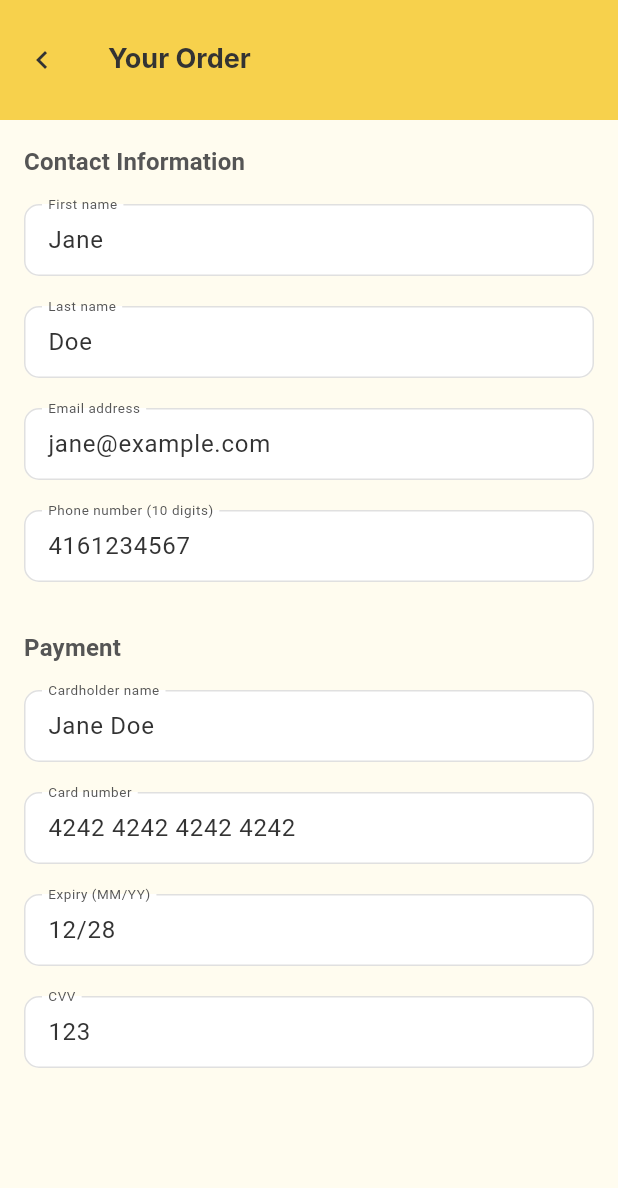
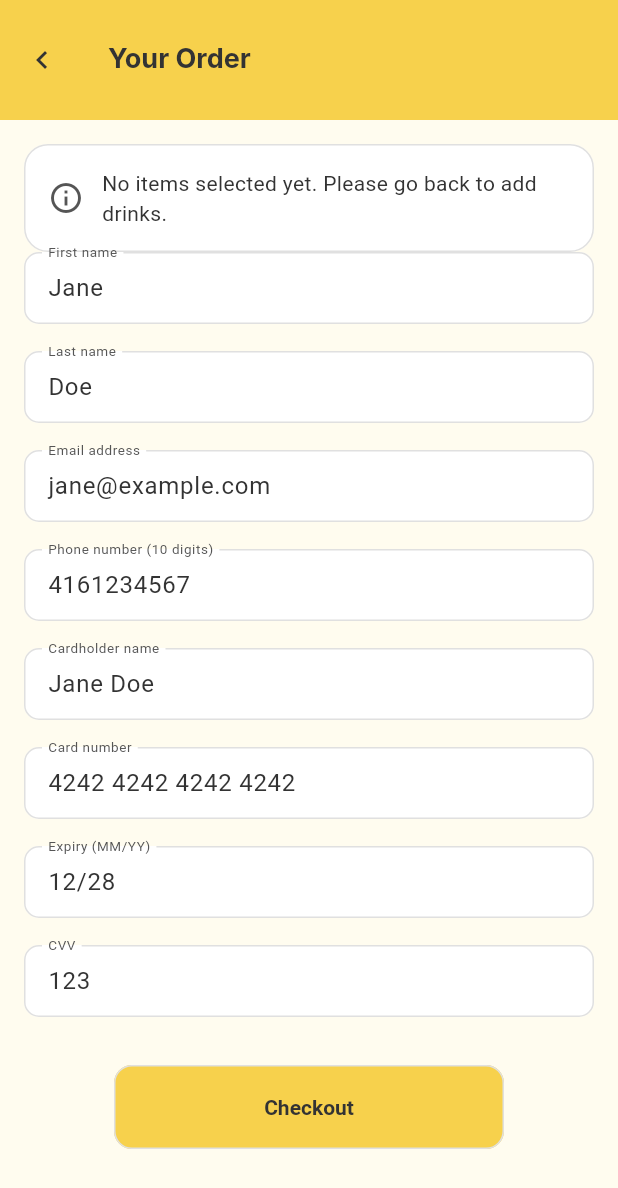
Before and after one commit to VladMD12/digital_lemonade_stand, a Flutter app: the OrderScreen screen opened by its route, on a phone screen of 412 x 824 dp. Shown: the top 1188 px of the screen. Run offline on Flutter 3.47's test engine with Material 3 defaults, Android fonts, the phone set to English and light mode, and no system bars; our stand-ins replace flutter_riverpod, go_router; missing offline and left inert: window_size.

Commit message:
introduced Riverpod for state management and improved order screen.

```diff
--- a/lib/main.dart
+++ b/lib/main.dart
@@ -1,5 +1,6 @@
 import 'package:flutter/foundation.dart';
 import 'package:flutter/material.dart';
+import 'package:flutter_riverpod/flutter_riverpod.dart';
 import 'package:go_router/go_router.dart';
 import 'package:window_size/window_size.dart';
 
@@ -15,13 +16,11 @@ void main() {
     setWindowMinSize(minimumWindowSize);
   }
 
-  runApp(const MainApp());
+  runApp(const ProviderScope(child: MainApp()));
 }
 
-class MainApp extends StatelessWidget {
-  const MainApp({super.key});
-
-  static final GoRouter _router = GoRouter(
+final _routerProvider = Provider<GoRouter>((ref) {
+  return GoRouter(
     routes: [
       GoRoute(
         path: '/',
@@ -37,13 +36,18 @@ class MainApp extends StatelessWidget {
       ),
     ],
   );
+});
+
+class MainApp extends ConsumerWidget {
+  const MainApp({super.key});
 
   @override
-  Widget build(BuildContext context) {
+  Widget build(BuildContext context, WidgetRef ref) {
+    final router = ref.watch(_routerProvider);
     return MaterialApp.router(
       debugShowCheckedModeBanner: false,
       theme: buildTheme(),
-      routerConfig: _router,
+      routerConfig: router,
     );
   }
 }
--- /dev/null
+++ b/lib/providers/beverage_providers.dart
@@ -0,0 +1,133 @@
+import 'package:flutter_riverpod/flutter_riverpod.dart';
+
+class BeverageDefinition {
+  const BeverageDefinition({
+    required this.title,
+    required this.prices,
+  });
+
+  final String title;
+  final Map<String, double> prices;
+}
+
+class BeverageSelection {
+  const BeverageSelection({
+    required this.beverageTitle,
+    required this.size,
+    required this.quantity,
+    required this.unitPrice,
+  });
+
+  final String beverageTitle;
+  final String size;
+  final int quantity;
+  final double unitPrice;
+
+  double get totalPrice => unitPrice * quantity;
+}
+
+final beveragesProvider = Provider<List<BeverageDefinition>>(
+  (ref) => _beverages,
+);
+
+final beverageQuantitiesProvider =
+    StateNotifierProvider<BeverageQuantitiesNotifier, Map<String, Map<String, int>>>(
+  (ref) => BeverageQuantitiesNotifier(ref.watch(beveragesProvider)),
+);
+
+final hasSelectionsProvider = Provider<bool>((ref) {
+  final quantities = ref.watch(beverageQuantitiesProvider);
+  for (final beverageEntry in quantities.values) {
+    for (final quantity in beverageEntry.values) {
+      if (quantity > 0) return true;
+    }
+  }
+  return false;
+});
+
+final selectedItemsProvider = Provider<List<BeverageSelection>>((ref) {
+  final beverages = ref.watch(beveragesProvider);
+  final quantities = ref.watch(beverageQuantitiesProvider);
+
+  final List<BeverageSelection> selections = [];
+
+  for (final beverage in beverages) {
+    final beverageQuantities = quantities[beverage.title];
+    if (beverageQuantities == null) continue;
+
+    for (final entry in beverageQuantities.entries) {
+      final qty = entry.value;
+      if (qty <= 0) continue;
+      final size = entry.key;
+      final price = beverage.prices[size];
+      if (price == null) continue;
+
+      selections.add(
+        BeverageSelection(
+          beverageTitle: beverage.title,
+          size: size,
+          quantity: qty,
+          unitPrice: price,
+        ),
+      );
+    }
+  }
+
+  return selections;
+});
+
+class BeverageQuantitiesNotifier
+    extends StateNotifier<Map<String, Map<String, int>>> {
+  BeverageQuantitiesNotifier(List<BeverageDefinition> beverages)
+      : super({
+          for (final beverage in beverages)
+            beverage.title: {
+              for (final size in beverage.prices.keys) size: 0,
+            },
+        });
+
+  void updateQuantity(String beverageTitle, String size, int quantity) {
+    final beverageQuantities = state[beverageTitle];
+    if (beverageQuantities == null) return;
+
+    final updatedBeverage = Map<String, int>.from(beverageQuantities)
+      ..[size] = quantity;
+    state = {
+      ...state,
+      beverageTitle: updatedBeverage,
+    };
+  }
+
+  void resetBeverage(String beverageTitle) {
+    final beverageQuantities = state[beverageTitle];
+    if (beverageQuantities == null) return;
+
+    final resetQuantities = {
+      for (final entry in beverageQuantities.entries) entry.key: 0,
+    };
+
+    state = {
+      ...state,
+      beverageTitle: resetQuantities,
+    };
+  }
+}
+
+const List<BeverageDefinition> _beverages = [
+  BeverageDefinition(
+    title: 'Classic Lemonade',
+    prices: {'S': 2.49, 'M': 3.49, 'L': 4.49},
+  ),
+  BeverageDefinition(
+    title: 'Strawberry Lemonade',
+    prices: {'S': 2.99, 'M': 3.99, 'L': 4.99},
+  ),
+  BeverageDefinition(
+    title: 'Mint Limeade',
+    prices: {'S': 2.79, 'M': 3.79, 'L': 4.79},
+  ),
+  BeverageDefinition(
+    title: 'Sparkling Lemonade',
+    prices: {'S': 3.29, 'M': 4.29, 'L': 5.29},
+  ),
+];
--- a/lib/screens/order_screen.dart
+++ b/lib/screens/order_screen.dart
@@ -1,103 +1,77 @@
 import 'package:flutter/material.dart';
+import 'package:flutter_riverpod/flutter_riverpod.dart';
 import 'package:go_router/go_router.dart';
 
+import '../providers/beverage_providers.dart';
 import '../tokens.dart';
+import '../widgets/checkout_button.dart';
+import '../widgets/order_field.dart';
 
-class OrderScreen extends StatefulWidget {
+class OrderScreen extends ConsumerWidget {
   const OrderScreen({super.key});
 
   @override
-  State<OrderScreen> createState() => _OrderScreenState();
-}
+  Widget build(BuildContext context, WidgetRef ref) {
+    final selectedItems = ref.watch(selectedItemsProvider);
+    final total = selectedItems.fold<double>(
+      0,
+      (sum, item) => sum + item.totalPrice,
+    );
 
-class _OrderScreenState extends State<OrderScreen> {
-  final _formKey = GlobalKey<FormState>();
-
-  @override
-  Widget build(BuildContext context) {
     return Scaffold(
       appBar: AppBar(
         leading: IconButton(
+          onPressed: () => context.pop(),
           icon: const Icon(Icons.chevron_left, color: Tokens.text),
-          onPressed: () => context.pop(),
         ),
         title: const Text('Your Order'),
       ),
       body: LayoutBuilder(
         builder: (context, constraints) {
-          final contentWidth = constraints.maxWidth;
-          const horizontalPadding = Tokens.pApp * 2;
-          final availableWidth =
-              (contentWidth - horizontalPadding).clamp(0.0, contentWidth);
-          final columns = _columnsForWidth(availableWidth);
+          final width = constraints.maxWidth;
+          final horizontalPadding = Tokens.pApp * 2;
+          final availableWidth = (width - horizontalPadding).clamp(0.0, width);
+          final columns = availableWidth >= 720 ? 2 : 1;
+          const spacing = 24.0;
+          final fieldWidth =
+              columns == 1 ? availableWidth : (availableWidth - spacing) / columns;
 
           return SingleChildScrollView(
             padding: const EdgeInsets.all(Tokens.pApp),
-            child: Form(
-              key: _formKey,
             child: Column(
               crossAxisAlignment: CrossAxisAlignment.start,
               children: [
-                  _OrderSection(
-                    title: 'Contact Information',
-                    columns: columns,
-                    children: const [
-                      _OrderField(
-                        label: 'First name',
-                        initialValue: 'Jane',
-                        textInputAction: TextInputAction.next,
+                _OrderSummary(
+                  items: selectedItems,
+                  total: total,
                 ),
-                      _OrderField(
-                        label: 'Last name',
-                        initialValue: 'Doe',
-                        textInputAction: TextInputAction.next,
+                if (selectedItems.isNotEmpty) const SizedBox(height: 24),
+                Wrap(
+                  spacing: spacing,
+                  runSpacing: 18,
+                  children: [
+                    for (final field in _orderFields)
+                      SizedBox(
+                        width: fieldWidth,
+                        child: OrderField(
+                          label: field.label,
+                          initialValue: field.initialValue,
+                          keyboardType: field.keyboardType,
                         ),
-                      _OrderField(
-                        label: 'Email address',
-                        initialValue: 'jane@example.com',
-                        keyboardType: TextInputType.emailAddress,
-                        textInputAction: TextInputAction.next,
-                      ),
-                      _OrderField(
-                        label: 'Phone number (10 digits)',
-                        initialValue: '4161234567',
-                        keyboardType: TextInputType.phone,
-                        textInputAction: TextInputAction.next,
                       ),
                   ],
                 ),
                 const SizedBox(height: 32),
-                  _OrderSection(
-                    title: 'Payment',
-                    columns: columns,
-                    children: const [
-                      _OrderField(
-                        label: 'Cardholder name',
-                        initialValue: 'Jane Doe',
-                        textInputAction: TextInputAction.next,
+                Align(
+                  child: ConstrainedBox(
+                    constraints: const BoxConstraints(maxWidth: 260),
+                    child: CheckoutButton(
+                      onPressed:
+                          selectedItems.isEmpty ? null : () => context.pop(),
                     ),
-                      _OrderField(
-                        label: 'Card number',
-                        initialValue: '4242 4242 4242 4242',
-                        keyboardType: TextInputType.number,
-                        textInputAction: TextInputAction.next,
                   ),
-                      _OrderField(
-                        label: 'Expiry (MM/YY)',
-                        initialValue: '12/28',
-                        keyboardType: TextInputType.datetime,
-                        textInputAction: TextInputAction.next,
-                      ),
-                      _OrderField(
-                        label: 'CVV',
-                        initialValue: '123',
-                        keyboardType: TextInputType.number,
-                        textInputAction: TextInputAction.done,
                 ),
               ],
-                  ),
-                ],
-              ),
             ),
           );
         },
@@ -106,87 +80,157 @@ class _OrderScreenState extends State<OrderScreen> {
   }
 }
 
-class _OrderSection extends StatelessWidget {
-  const _OrderSection({
-    required this.title,
-    required this.children,
-    required this.columns,
+class _OrderFieldData {
+  const _OrderFieldData({
+    required this.label,
+    this.initialValue,
+    this.keyboardType,
   });
 
-  final String title;
-  final List<_OrderField> children;
-  final int columns;
+  final String label;
+  final String? initialValue;
+  final TextInputType? keyboardType;
+}
+
+const _orderFields = [
+  _OrderFieldData(
+    label: 'First name',
+    initialValue: 'Jane',
+  ),
+  _OrderFieldData(
+    label: 'Last name',
+    initialValue: 'Doe',
+  ),
+  _OrderFieldData(
+    label: 'Email address',
+    initialValue: 'jane@example.com',
+    keyboardType: TextInputType.emailAddress,
+  ),
+  _OrderFieldData(
+    label: 'Phone number (10 digits)',
+    initialValue: '4161234567',
+    keyboardType: TextInputType.phone,
+  ),
+  _OrderFieldData(
+    label: 'Cardholder name',
+    initialValue: 'Jane Doe',
+  ),
+  _OrderFieldData(
+    label: 'Card number',
+    initialValue: '4242 4242 4242 4242',
+    keyboardType: TextInputType.number,
+  ),
+  _OrderFieldData(
+    label: 'Expiry (MM/YY)',
+    initialValue: '12/28',
+  ),
+  _OrderFieldData(
+    label: 'CVV',
+    initialValue: '123',
+    keyboardType: TextInputType.number,
+  ),
+];
+
+class _OrderSummary extends StatelessWidget {
+  const _OrderSummary({
+    required this.items,
+    required this.total,
+  });
+
+  final List<BeverageSelection> items;
+  final double total;
 
   @override
   Widget build(BuildContext context) {
-    const spacing = 20.0;
-    return Column(
+    if (items.isEmpty) {
+      return Card(
+        child: Padding(
+          padding: const EdgeInsets.all(16),
+          child: Row(
+            children: [
+              const Icon(Icons.info_outline, color: Tokens.muted),
+              const SizedBox(width: 12),
+              Expanded(
+                child: Text(
+                  'No items selected yet. Please go back to add drinks.',
+                  style: Theme.of(context).textTheme.bodyMedium,
+                ),
+              ),
+            ],
+          ),
+        ),
+      );
+    }
+
+    return Card(
+      child: Padding(
+        padding: const EdgeInsets.all(16),
+        child: Column(
           crossAxisAlignment: CrossAxisAlignment.start,
           children: [
             Text(
-          title,
+              'Your Items',
               style: Theme.of(context).textTheme.titleMedium?.copyWith(
                     fontWeight: FontWeight.w600,
                     color: Tokens.muted,
                   ),
             ),
-        const SizedBox(height: 16),
-        LayoutBuilder(
-          builder: (context, constraints) {
-            final maxWidth = constraints.maxWidth;
-            final itemWidth = _fieldWidthFor(maxWidth, columns, spacing);
-            return Wrap(
-              spacing: spacing,
-              runSpacing: spacing,
+            const SizedBox(height: 12),
+            for (final item in items) ...[
+              _OrderItemRow(item: item),
+              if (item != items.last) const SizedBox(height: 8),
+            ],
+            const Divider(height: 24),
+            Row(
+              mainAxisAlignment: MainAxisAlignment.spaceBetween,
               children: [
-                for (final child in children)
-                  SizedBox(
-                    width: itemWidth,
-                    child: child,
+                Text(
+                  'Total',
+                  style: Theme.of(context).textTheme.titleMedium?.copyWith(
+                        fontWeight: FontWeight.w700,
+                      ),
+                ),
+                Text(
+                  '\$${total.toStringAsFixed(2)}',
+                  style: Theme.of(context).textTheme.titleMedium?.copyWith(
+                        fontWeight: FontWeight.w700,
+                      ),
                 ),
               ],
+            ),
+          ],
+        ),
+      ),
     );
-          },
+  }
+}
+
+class _OrderItemRow extends StatelessWidget {
+  const _OrderItemRow({required this.item});
+
+  final BeverageSelection item;
+
+  @override
+  Widget build(BuildContext context) {
+    final theme = Theme.of(context);
+    return Row(
+      mainAxisAlignment: MainAxisAlignment.spaceBetween,
+      crossAxisAlignment: CrossAxisAlignment.start,
+      children: [
+        Expanded(
+          child: Text(
+            '${item.quantity} × ${item.beverageTitle} (${item.size})',
+            style: theme.textTheme.bodyMedium,
+          ),
+        ),
+        const SizedBox(width: 12),
+        Text(
+          '\$${item.totalPrice.toStringAsFixed(2)}',
+          style: theme.textTheme.bodyMedium?.copyWith(
+                fontWeight: FontWeight.w600,
+              ),
         ),
       ],
     );
   }
 }
-
-class _OrderField extends StatelessWidget {
-  const _OrderField({
-    required this.label,
-    required this.initialValue,
-    this.keyboardType,
-    this.textInputAction,
-  });
-
-  final String label;
-  final String initialValue;
-  final TextInputType? keyboardType;
-  final TextInputAction? textInputAction;
-
-  @override
-  Widget build(BuildContext context) {
-    return TextFormField(
-      initialValue: initialValue,
-      keyboardType: keyboardType,
-      textInputAction: textInputAction,
-      decoration: InputDecoration(
-        labelText: label,
-      ),
-    );
-  }
-}
-
-int _columnsForWidth(double width) {
-  if (width >= 1100) return 3;
-  if (width >= 700) return 2;
-  return 1;
-}
-
-double _fieldWidthFor(double maxWidth, int columns, double spacing) {
-  if (columns <= 1) return maxWidth;
-  final gaps = spacing * (columns - 1);
-  return (maxWidth - gaps) / columns;
-}
--- /dev/null
+++ b/lib/widgets/checkout_button.dart
@@ -0,0 +1,33 @@
+import 'package:flutter/material.dart';
+
+import '../tokens.dart';
+
+class CheckoutButton extends StatelessWidget {
+  const CheckoutButton({
+    super.key,
+    required this.onPressed,
+  });
+
+  final VoidCallback? onPressed;
+
+  @override
+  Widget build(BuildContext context) {
+    return FilledButton(
+      onPressed: onPressed,
+      style: FilledButton.styleFrom(
+        minimumSize: const Size.fromHeight(Tokens.btnOrderHeight),
+        backgroundColor: Tokens.primaryButton,
+        foregroundColor: Tokens.text,
+        shape: RoundedRectangleBorder(
+          borderRadius: BorderRadius.circular(Tokens.rButton),
+          side: const BorderSide(color: Tokens.outline),
+        ),
+        textStyle: const TextStyle(
+          fontWeight: FontWeight.w700,
+          fontSize: 14,
+        ),
+      ),
+      child: const Text('Checkout'),
+    );
+  }
+}
--- /dev/null
+++ b/lib/widgets/order_field.dart
@@ -0,0 +1,32 @@
+import 'package:flutter/material.dart';
+
+/// Simple text field used on the order screen to keep styling consistent.
+class OrderField extends StatelessWidget {
+  const OrderField({
+    super.key,
+    required this.label,
+    this.initialValue,
+    this.keyboardType,
+    this.textInputAction,
+    this.obscureText = false,
+  });
+
+  final String label;
+  final String? initialValue;
+  final TextInputType? keyboardType;
+  final TextInputAction? textInputAction;
+  final bool obscureText;
+
+  @override
+  Widget build(BuildContext context) {
+    return TextFormField(
+      initialValue: initialValue,
+      keyboardType: keyboardType,
+      textInputAction: textInputAction,
+      obscureText: obscureText,
+      decoration: InputDecoration(
+        labelText: label,
+      ),
+    );
+  }
+}
--- a/pubspec.yaml
+++ b/pubspec.yaml
@@ -10,6 +10,7 @@ dependencies:
   flutter:
     sdk: flutter
   go_router: ^14.2.2
+  flutter_riverpod: ^2.5.1
   window_size: ^0.1.0
 
 dev_dependencies:
```
Also changed, not shown: lib/screens/home_screen.dart (+21 -77 lines), pubspec.lock. Lines whose indentation alone changed are shown as unchanged.
